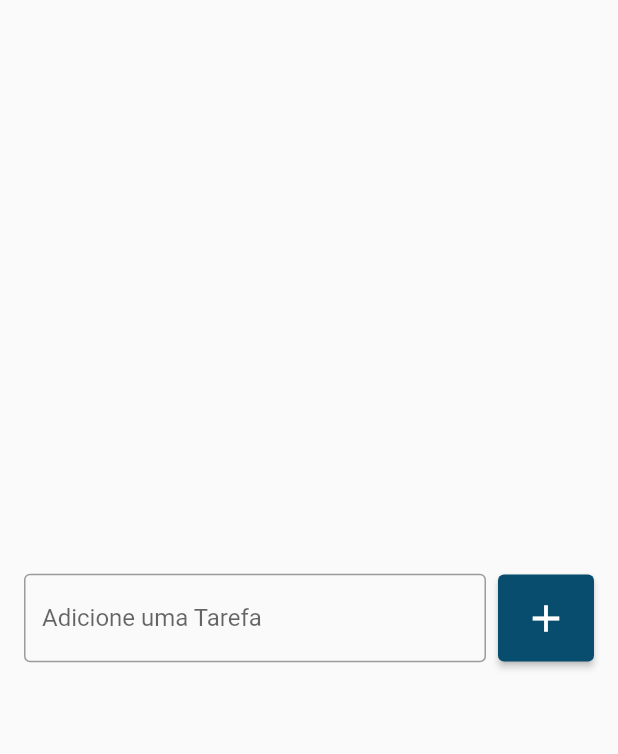
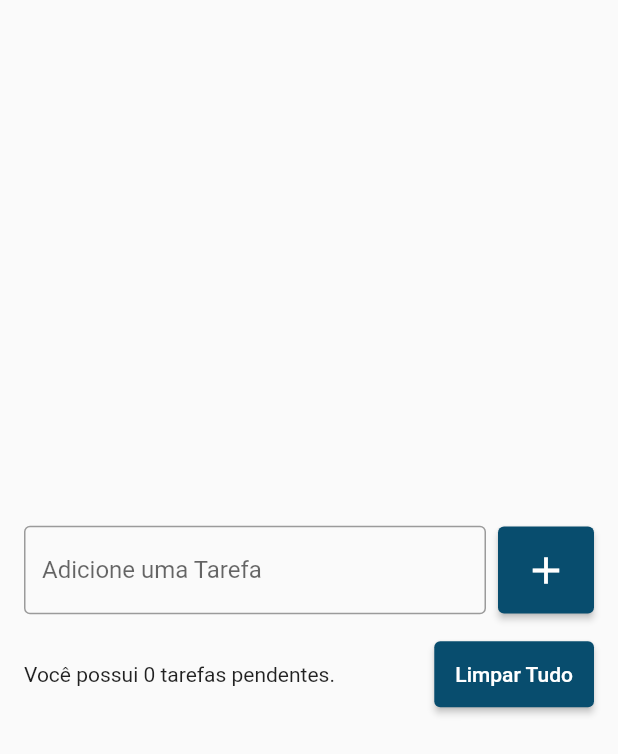
Before and after one commit to joaogirade/flutter_todo_list, a Flutter app: the screen it shows after launch, on a phone screen of 412 x 824 dp. Shown: the top 754 px of the screen. Run offline on Flutter 3.47's test engine with Material 2 defaults, Android fonts, the phone set to English and light mode, and no system bars.

Commit message:
"Clear All" button and Task Status

```diff
--- a/lib/pages/todo_list_page.dart
+++ b/lib/pages/todo_list_page.dart
@@ -9,7 +9,10 @@ class TodoListPage extends StatelessWidget {
       body: Center(
         child: Padding(
           padding: const EdgeInsets.all(16),
-          child: Row(
+          child: Column(
+            mainAxisSize: MainAxisSize.min,
+            children: [
+              Row(
                 children: [
                   Expanded(
                     child: TextField(
@@ -35,6 +38,31 @@ class TodoListPage extends StatelessWidget {
                   ),
                 ],
               ),
+              SizedBox(
+                height: 16,
+              ),
+              Row(
+                children: [
+                  Expanded(
+                    child: Text(
+                      'Você possui 0 tarefas pendentes.',
+                    ),
+                  ),
+                  SizedBox(
+                    width: 8,
+                  ),
+                  ElevatedButton(
+                    onPressed: () {},
+                    style: ElevatedButton.styleFrom(
+                      primary: Color(0xff084d6e),
+                      padding: EdgeInsets.all(14),
+                    ),
+                    child: Text('Limpar Tudo'),
+                  )
+                ],
+              )
+            ],
+          ),
         ),
       ),
     );
```
Lines whose indentation alone changed are shown as unchanged.
